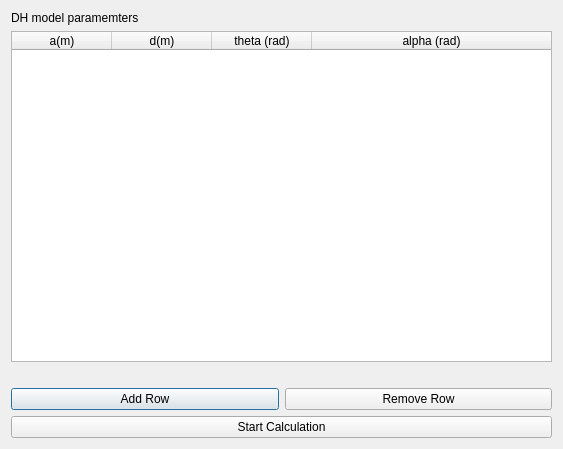
Before: the Qt Designer form direct_kinematics_problem/SetDataWidget.ui in X-Vi-Zord/solver, drawn with Qt 5.
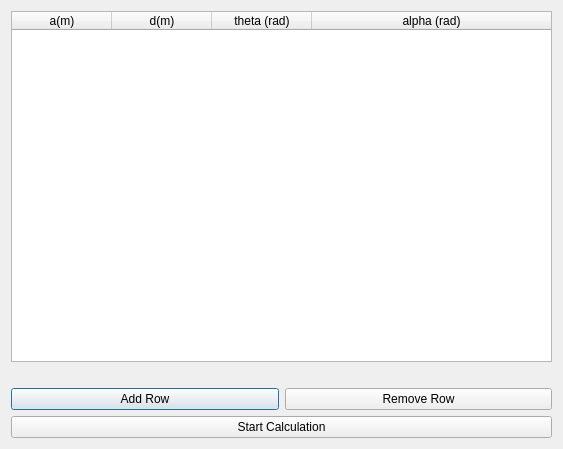
After: the same form once the commit is applied.

Commit message: Change widget title

What changed in the file:
```diff
--- a/direct_kinematics_problem/SetDataWidget.ui
+++ b/direct_kinematics_problem/SetDataWidget.ui
@@ -16,13 +16,6 @@
   <layout class="QVBoxLayout" name="verticalLayout_2">
    <item>
     <layout class="QVBoxLayout" name="verticalLayout">
-     <item>
-      <widget class="QLabel" name="title_lbl">
-       <property name="text">
-        <string>DH model paramemters</string>
-       </property>
-      </widget>
-     </item>
      <item>
       <widget class="QTableWidget" name="tableData_tw">
        <attribute name="horizontalHeaderVisible">
```
Left out of the diff: 2 changed lines with no effect on the pictures.
